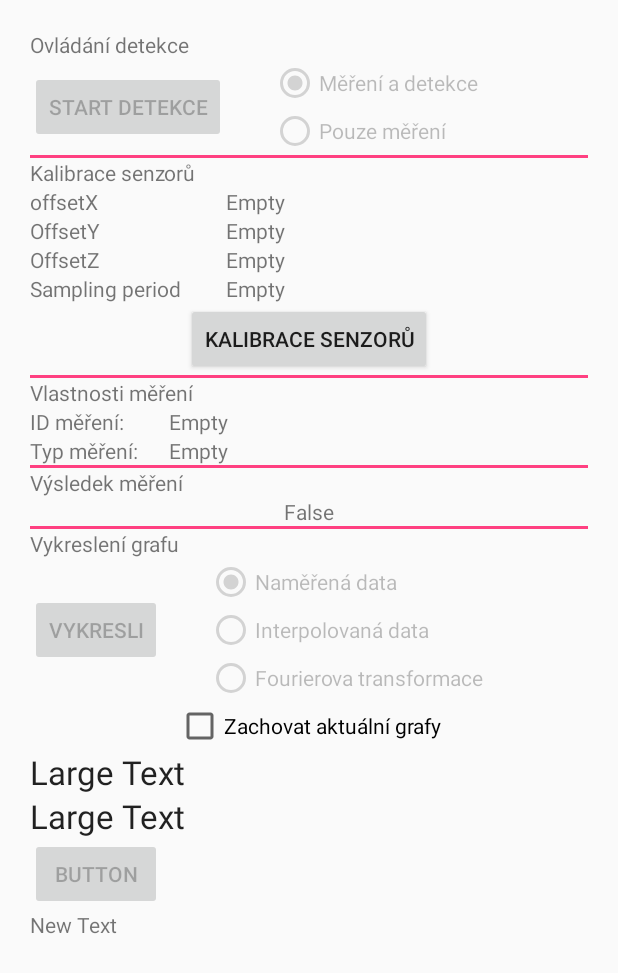
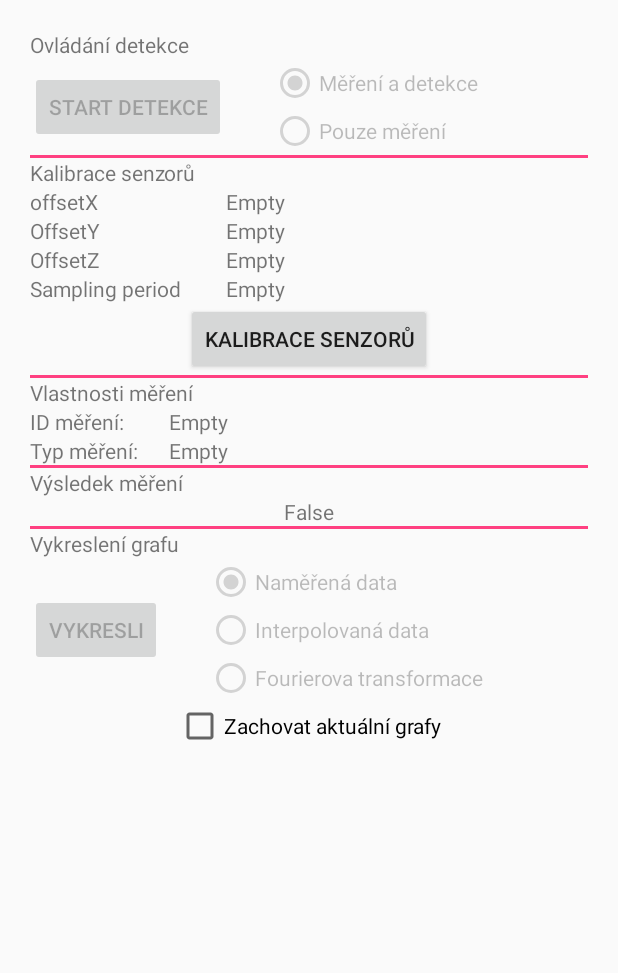
Before and after one commit to Kendysss6/ScrollingDetekceEpi, an Android app: the screen it shows after launch (MainActivity), on a phone screen of 412 x 824 dp. Shown: the top 973 px of the screen. Run offline under Robolectric (Android 15) with nearby library versions, the phone set to English and light mode, and no system bars.

Commit message:
Pred vypalenim na CD

```diff
--- a/app/src/main/java/com/example/havlicek/scrollingdetekceepi/uithread/MainActivity.java
+++ b/app/src/main/java/com/example/havlicek/scrollingdetekceepi/uithread/MainActivity.java
@@ -111,7 +111,7 @@ public class MainActivity extends Activity {
 
 
         // register localBroadCastReciever to respond changes in UI from service
-        TextView textView = (TextView) findViewById(R.id.pomText);
+        //TextView textView = (TextView) findViewById(R.id.pomText);
         Log.d("Path", getFilesDir().getAbsolutePath());
         LocalBroadcastManager.getInstance(this).registerReceiver(mMessageReceiver, new IntentFilter("DetekceZachvatu"));
         LocalBroadcastManager.getInstance(this).registerReceiver(mMessageReceiver, new IntentFilter("Destroying Service"));
--- a/app/src/main/res/layout/scroll_activity.xml
+++ b/app/src/main/res/layout/scroll_activity.xml
@@ -312,38 +312,5 @@
 
         </LinearLayout>
 
-        <TextView
-            android:id="@+id/pomText"
-            android:layout_width="wrap_content"
-            android:layout_height="wrap_content"
-            android:textAppearance="?android:attr/textAppearanceLarge"
-            android:text="Large Text"/>
-
-        <TextView
-            android:layout_width="wrap_content"
-            android:layout_height="wrap_content"
-            android:textAppearance="?android:attr/textAppearanceLarge"
-            android:text="Large Text"/>
-
-        <Button
-            android:layout_width="wrap_content"
-            android:layout_height="wrap_content"
-            android:text="Button"
-            android:id="@+id/shitButton"
-            android:onClick="shit"
-            android:enabled="false"/>
-
-        <LinearLayout
-            android:orientation="vertical"
-            android:layout_width="match_parent"
-            android:layout_height="match_parent">
-
-            <TextView
-                android:layout_width="wrap_content"
-                android:layout_height="wrap_content"
-                android:text="New Text"
-                android:id="@+id/textView2" />
-
-        </LinearLayout>
     </LinearLayout>
 </ScrollView>
```
Also changed, not shown: app/src/main/java/com/example/havlicek/scrollingdetekceepi/threads/ZapisDoSouboru.java (+23 -6 lines), app/src/main/java/com/example/havlicek/scrollingdetekceepi/uithread/ServiceDetekce.java (+9 -7 lines).
